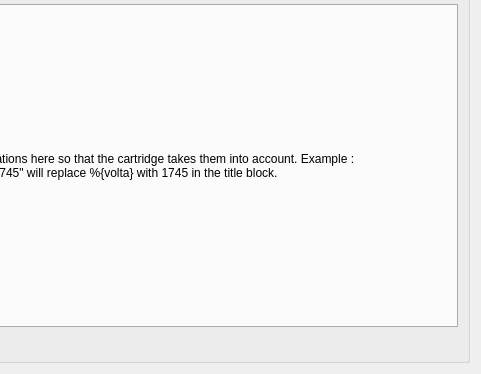
The window that sources/ui/titleblockpropertieswidget.ui (EmilOsvoll/qelectrotech-source-mirror) describes before a commit, drawn with Qt 5; both pictures show x 272 to 753 and y 527 to 901 of the 753 by 901 pixel window.
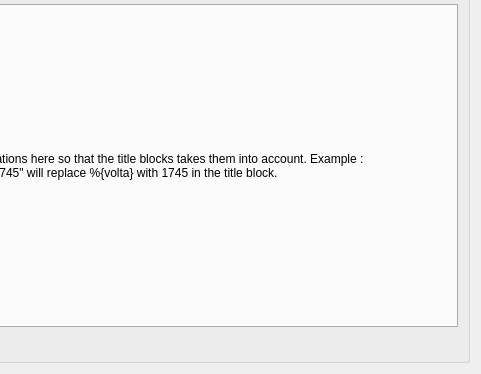
The same window after the commit. The open tabs and pages were chosen to show the change. Icons and pictures are not drawn.

```diff
--- a/sources/ui/titleblockpropertieswidget.ui
+++ b/sources/ui/titleblockpropertieswidget.ui
@@ -411,7 +411,7 @@
             <item>
              <widget class="QLabel" name="label_8">
               <property name="text">
-               <string>You can define your own name/value associations here so that the cartridge takes them into account. Example :
+               <string>You can define your own name/value associations here so that the title blocks takes them into account. Example :
 Combining the name "volta" and the value "1745" will replace %{volta} with 1745 in the title block.</string>
               </property>
               <property name="wordWrap">
```
